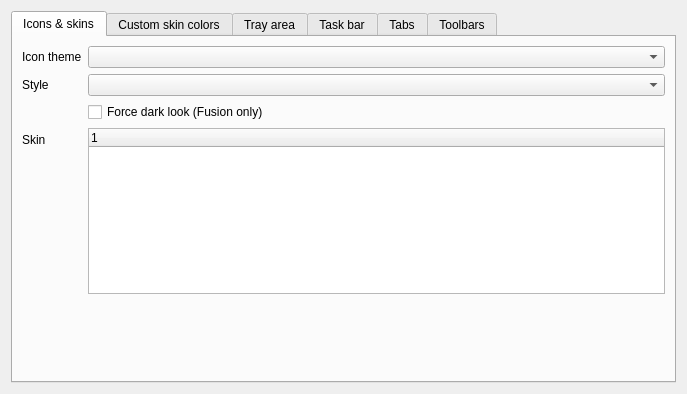
martinrotter/rssguard, file src/librssguard/gui/settings/settingsgui.ui: the form before one commit.
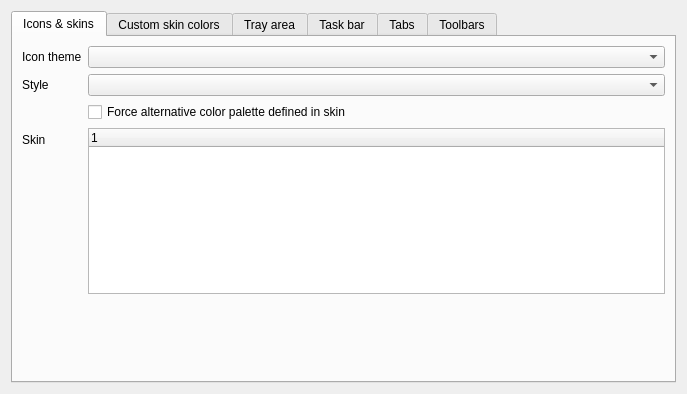
The form after the commit. Custom widgets are drawn as their Qt base class.

Commit message: support forced styles, custom alt. palette and force palette for skins

```diff
--- a/src/librssguard/gui/settings/settingsgui.ui
+++ b/src/librssguard/gui/settings/settingsgui.ui
@@ -103,7 +103,7 @@
        <item row="2" column="1">
         <widget class="QCheckBox" name="m_checkForceDarkFusion">
          <property name="text">
-          <string>Force dark look (Fusion only)</string>
+          <string>Force alternative color palette defined in skin</string>
          </property>
         </widget>
        </item>
```
Left out of the diff: 4 changed lines with no effect on the pictures. The commit also changes 4 other files.
